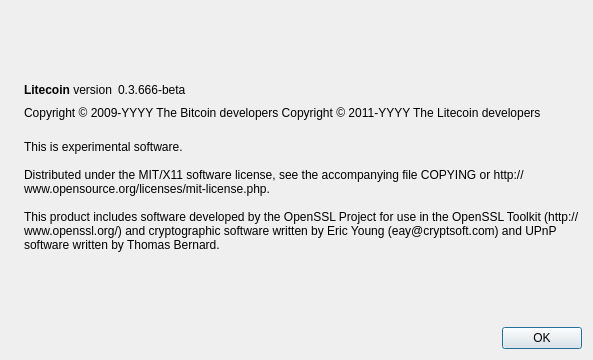
Above: src/qt/forms/aboutdialog.ui from moneycoin/moneycoin before the change. Below: the same form after it.
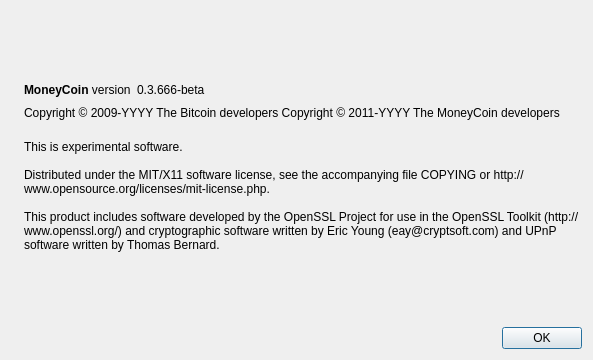
That is the form after the change. Icons and pictures are not drawn.

Commit message: Configuring coin

Patch:
```diff
--- a/src/qt/forms/aboutdialog.ui
+++ b/src/qt/forms/aboutdialog.ui
@@ -50,7 +50,7 @@
           <cursorShape>IBeamCursor</cursorShape>
          </property>
          <property name="text">
-          <string>&lt;b&gt;Litecoin&lt;/b&gt; version</string>
+          <string>&lt;b&gt;MoneyCoin&lt;/b&gt; version</string>
          </property>
          <property name="textInteractionFlags">
           <set>Qt::LinksAccessibleByMouse|Qt::TextSelectableByKeyboard|Qt::TextSelectableByMouse</set>
@@ -92,7 +92,7 @@
        </property>
        <property name="text">
         <string notr="true">Copyright &amp;copy; 2009-YYYY The Bitcoin developers
-Copyright &amp;copy; 2011-YYYY The Litecoin developers</string>
+Copyright &amp;copy; 2011-YYYY The MoneyCoin developers</string>
        </property>
        <property name="textFormat">
         <enum>Qt::RichText</enum>
```
Left out of the diff: 2 changed lines with no effect on the pictures. The commit also changes 222 other files.
